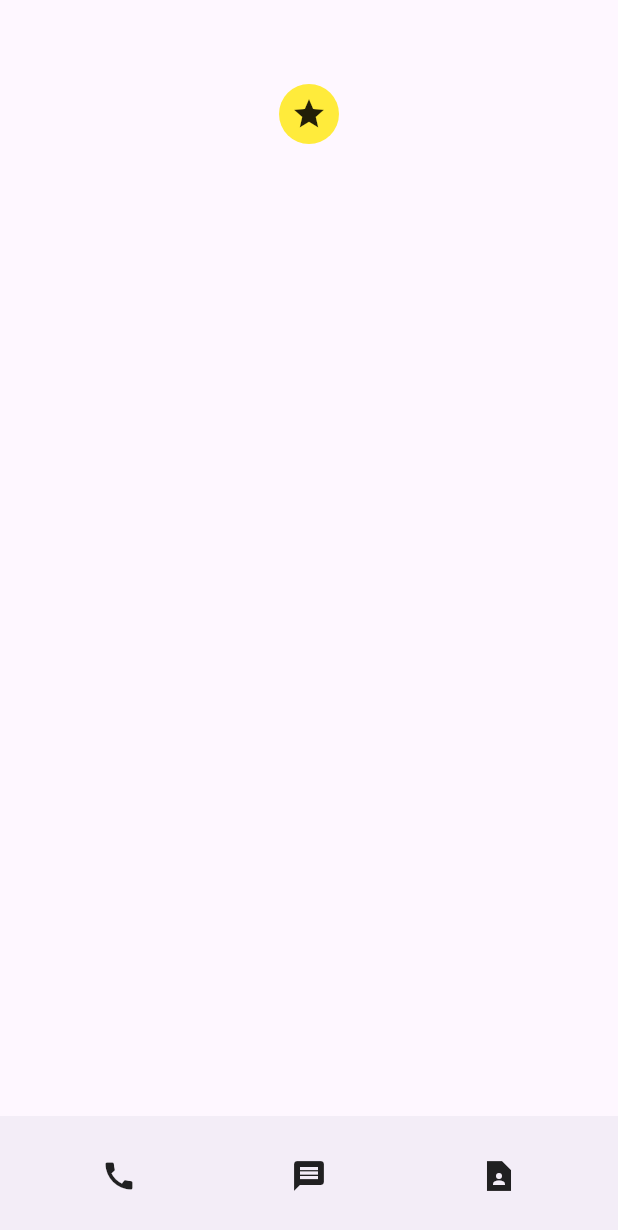
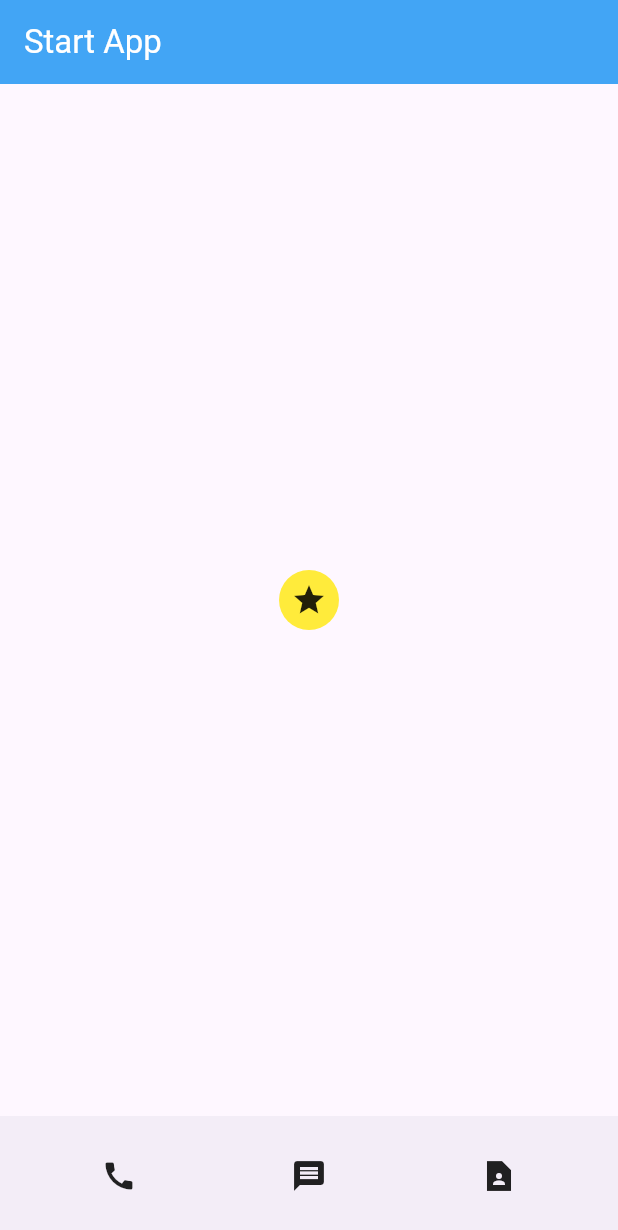
Before and after one commit to GangOn0215/study, a Flutter app: the screen it shows after launch, on a phone screen of 412 x 824 dp. Shown: the top 1230 px of the screen. Run offline on Flutter 3.47's test engine with Material 3 defaults, Android fonts, the phone set to English and light mode, and no system bars.

Commit message:
상단 appbar 만들어보기

```diff
--- a/mobile/flutter/apple_coding/a00_start/lib/main.dart
+++ b/mobile/flutter/apple_coding/a00_start/lib/main.dart
@@ -11,10 +11,14 @@ class MainApp extends StatelessWidget {
   Widget build(BuildContext context) {
     return MaterialApp(
       home: Scaffold(
-        appBar: AppBar(), // header
-        body: Row(
-          mainAxisAlignment: MainAxisAlignment.spaceAround,
-          children: [StarIconBadge()],
+        // header
+        appBar: AppBar(
+          title: const Text('Start App', style: TextStyle(color: Colors.white)),
+          backgroundColor: Colors.blue.shade400,
+        ), // header
+        body: Container(
+          alignment: Alignment.center,
+          child: StarIconBadge(),
         ), // body
         bottomNavigationBar: BottomAppBar(
           child: Row(
```
